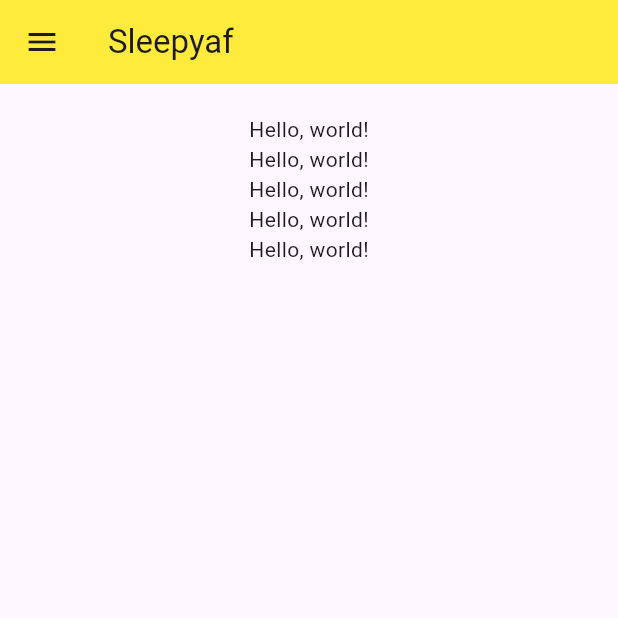
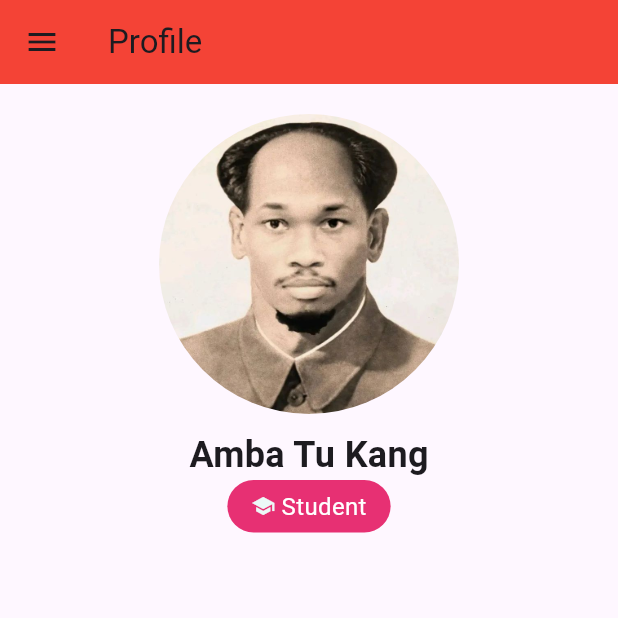
Before and after one commit to Sleepyyyaf/mobile-app-lab, a Flutter app: the screen it shows after launch, on a phone screen of 412 x 824 dp, the top half of it. Run offline on Flutter 3.47's test engine with Material 3 defaults, Android fonts, the phone set to English and light mode, and no system bars.

Commit message:
nambahin image, container, sama icon student

```diff
--- a/lib/main.dart
+++ b/lib/main.dart
@@ -20,18 +20,42 @@ class Sleepy extends StatelessWidget {
             icon: const Icon(Icons.menu),
             onPressed: doSomething ,
           ),
-          backgroundColor: Colors.yellow,
-          title: const Text('Sleepyaf'),
+          backgroundColor: Colors.red,
+          title: const Text('Profile'),
+          centerTitle: false,
         ),
-        body: const Center(
+        body:  Center(
           child: Column(
-            children: [SizedBox(height: 20,),
-              Text('Hello, world!'),
-              Text('Hello, world!'),
-              Text('Hello, world!'),
-              Text('Hello, world!'),
-              Text('Hello, world!'),
-
+            children: [
+            const SizedBox(height: 20,),
+            ClipOval(
+              child: Image.asset(
+                'assets/image/Amba Tu Kang copy.jpeg',
+                width: 200,
+                height: 200,
+                fit: BoxFit.cover
+              ),
+            ),
+            const SizedBox(height: 10,),
+            const Text("Amba Tu Kang",
+            style: TextStyle(fontSize: 24, fontWeight: FontWeight.bold),),
+              Container(
+                padding: const EdgeInsets.symmetric(
+                  horizontal: 16.0,
+                  vertical: 6),
+                  decoration: BoxDecoration(
+                  color: const Color.fromARGB(255, 231, 48, 115),
+                  borderRadius: BorderRadius.circular(20),
+                ),
+                child: const Row(
+                  mainAxisSize: MainAxisSize.min,
+                  children: [
+                    Icon(Icons.school, color: Color.fromARGB(255, 236, 249, 247), size: 16,),
+                    SizedBox(width: 4,),
+                    Text("Student", style: TextStyle(color: Colors.white, fontSize: 16)),
+                  ]
+                )
+              )
             ],
           ),
         ),
--- a/pubspec.yaml
+++ b/pubspec.yaml
@@ -58,8 +58,8 @@ flutter:
   uses-material-design: true
 
   # To add assets to your application, add an assets section, like this:
-  # assets:
-  #   - images/a_dot_burr.jpeg
+  assets:
+  -  assets/image/Amba Tu Kang copy.jpeg
   #   - images/a_dot_ham.jpeg
 
   # An image asset can refer to one or more resolution-specific "variants", see
```
Also changed, not shown: assets/image/Amba Tu Kang copy.jpeg (added), assets/image/Amba Tu Kang.jpeg (added), flutter_01.png (added).
